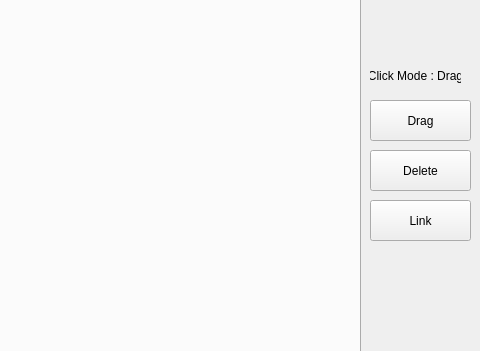
This is Update/Logic_Gate_Simulator/dlg_home.ui in ElliotHarding/Logic-Gate-Simulator as Qt 5 draws it before an edit; both pictures show x 320 to 800 and y 90 to 441 of the 800 by 600 pixel window. The edited form follows.
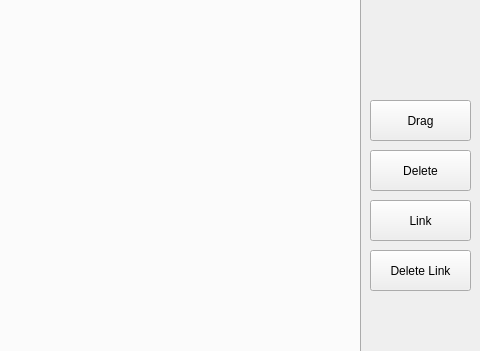
This is the edited form. Icons and pictures are not drawn.

Commit message: Link and unlink of nodes working

Diff of the .ui file:
```diff
--- a/Update/Logic_Gate_Simulator/dlg_home.ui
+++ b/Update/Logic_Gate_Simulator/dlg_home.ui
@@ -96,22 +96,6 @@
      <string>Link</string>
     </property>
    </widget>
-   <widget class="QLabel" name="lbl_clickMode">
-    <property name="geometry">
-     <rect>
-      <x>690</x>
-      <y>150</y>
-      <width>91</width>
-      <height>31</height>
-     </rect>
-    </property>
-    <property name="text">
-     <string>Click Mode : Drag</string>
-    </property>
-    <property name="alignment">
-     <set>Qt::AlignCenter</set>
-    </property>
-   </widget>
    <widget class="QPushButton" name="btn_newPage">
     <property name="geometry">
      <rect>
@@ -220,6 +204,19 @@
      </size>
     </property>
    </widget>
+   <widget class="QPushButton" name="btn_DeleteLink">
+    <property name="geometry">
+     <rect>
+      <x>690</x>
+      <y>340</y>
+      <width>101</width>
+      <height>41</height>
+     </rect>
+    </property>
+    <property name="text">
+     <string>Delete Link</string>
+    </property>
+   </widget>
   </widget>
   <action name="actionNew_page">
    <property name="text">
```
The commit also changes 7 other files.
